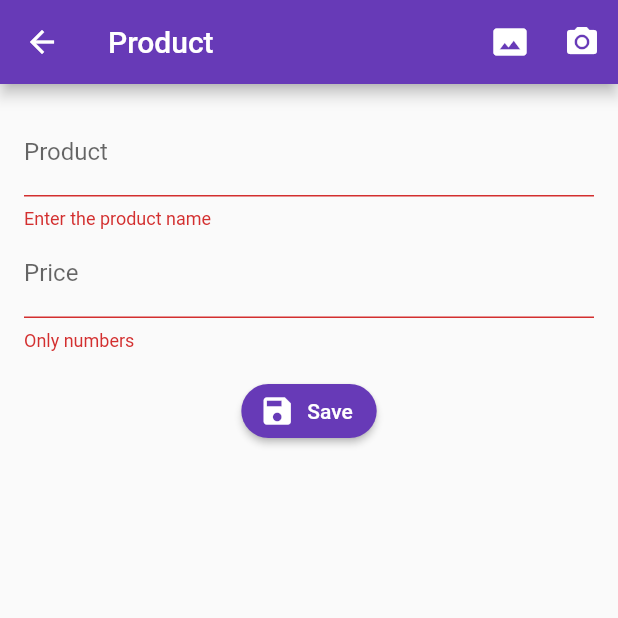
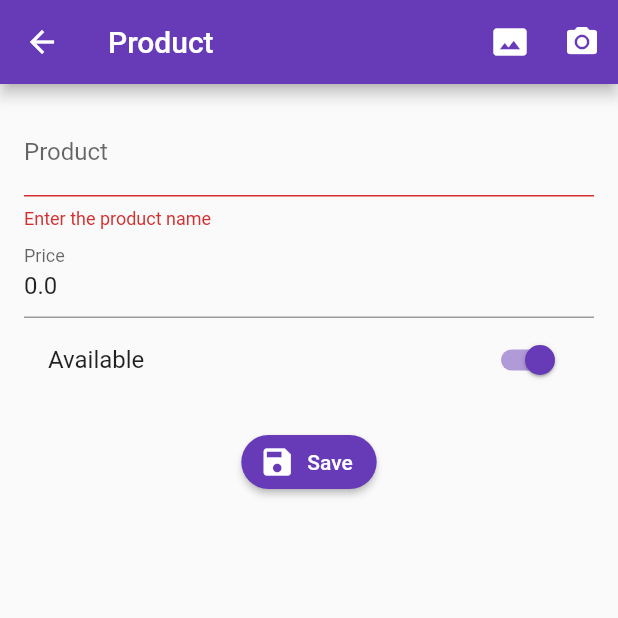
Before and after one commit to geovannyAndrew/Flutter_FormsBloc, a Flutter app: the ProductPage screen opened by its route, after a tap on "Save", on a phone screen of 412 x 824 dp, the top half of it. Run offline on Flutter 3.47's test engine with Material 2 defaults, Android fonts, the phone set to English and light mode, and no system bars; our stand-ins replace rxdart.

Commit message:
Aplying formKey.currentState.save() in order to save the info in the form fields

```diff
--- a/lib/src/models/product_model.dart
+++ b/lib/src/models/product_model.dart
@@ -13,9 +13,9 @@ class Product {
 
     Product({
         this.id,
-        this.title,
-        this.value,
-        this.available,
+        this.title = '',
+        this.value = 0.0,
+        this.available = true,
         this.fotoUrl,
     });
 
--- a/lib/src/pages/product_page.dart
+++ b/lib/src/pages/product_page.dart
@@ -1,4 +1,7 @@
 import 'package:flutter/material.dart';
+import 'package:flutter/services.dart';
+import 'package:forms_validation/src/models/product_model.dart';
+import 'package:forms_validation/src/utils/decimal_text_input_formatter.dart';
 import 'package:forms_validation/src/utils/utils.dart' as utils;
 
 class ProductPage extends StatefulWidget {
@@ -9,6 +12,7 @@ class ProductPage extends StatefulWidget {
 
 class _ProductPageState extends State<ProductPage> {
   final formKey = GlobalKey<FormState>();
+  var product = Product();
 
   @override
   Widget build(BuildContext context) {
@@ -35,6 +39,7 @@ class _ProductPageState extends State<ProductPage> {
               children: <Widget>[
                 _buildNameField(context),
                 _buildPriceField(context),
+                _buildAvailable(context),
                 SizedBox(
                   height: 16,
                 ),
@@ -49,10 +54,12 @@ class _ProductPageState extends State<ProductPage> {
 
   Widget _buildNameField(BuildContext context) {
     return TextFormField(
+      initialValue: product.title,
       textCapitalization: TextCapitalization.sentences,
       decoration: InputDecoration(
-        labelText: 'Product'
+        labelText: 'Product',
       ),
+      onSaved: (value) => product.title = value,
       validator: (value){
         if(value.length < 3){
           return 'Enter the product name';
@@ -64,10 +71,13 @@ class _ProductPageState extends State<ProductPage> {
 
   Widget _buildPriceField(BuildContext context) {
     return TextFormField(
+      initialValue: product.value.toString(),
       keyboardType: TextInputType.numberWithOptions(decimal: true),
+      inputFormatters: [  WhitelistingTextInputFormatter.digitsOnly ],
       decoration: InputDecoration(
         labelText: 'Price'
       ),
+      onSaved: (value) => product.value = double.parse(value),
       validator: (value){
         if(utils.isNumber(value)){
           return null;
@@ -95,5 +105,17 @@ class _ProductPageState extends State<ProductPage> {
   _submit(){
     if(!formKey.currentState.validate()) return;
     print('Todo Ok');
+    formKey.currentState.save();
+    print(product.title);
+    print(product.value);
+  }
+
+  Widget _buildAvailable(BuildContext context) {
+    return SwitchListTile(
+      value: product.available,
+      title: Text('Available'),
+      activeColor: Theme.of(context).primaryColor,
+      onChanged: (value)=> setState(()=> product.available = value),
+    );
   }
 }
```
